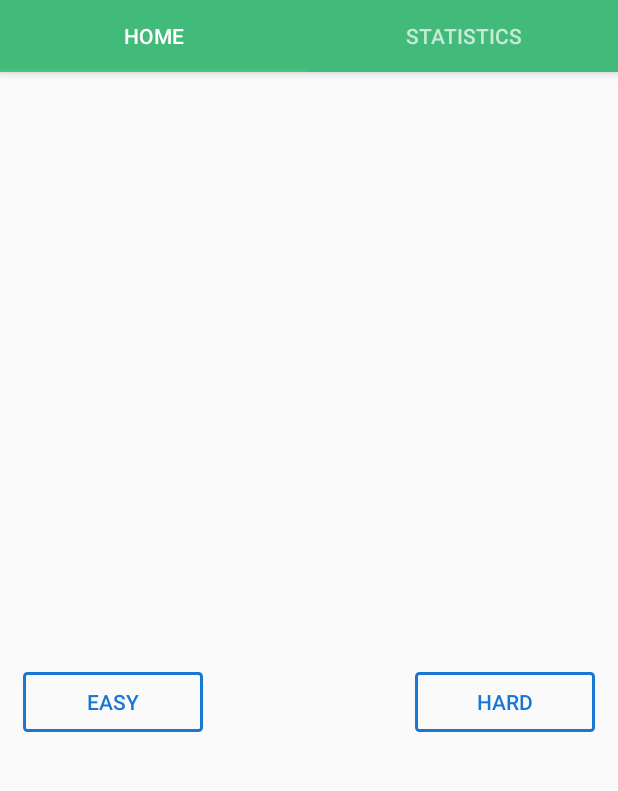
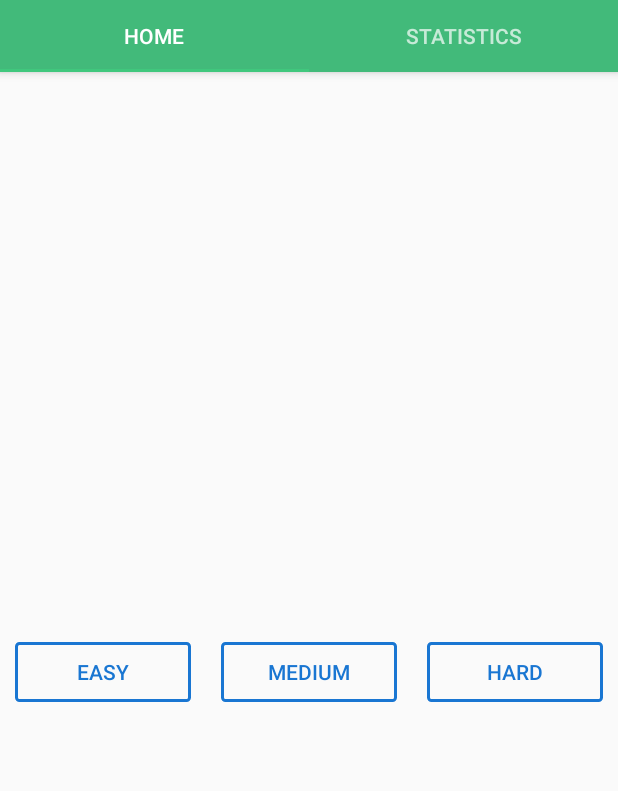
Before and after one commit to Nanon22/Sudoku, an Android app: the screen it shows after launch (MainActivity), on a phone screen of 412 x 824 dp, the part 89-880 px from its top. Run offline under Robolectric (Android 15) with nearby library versions, the phone set to English and light mode, and no system bars.

Commit message:
initial commit

```diff
--- a/app/src/main/AndroidManifest.xml
+++ b/app/src/main/AndroidManifest.xml
@@ -4,9 +4,9 @@
 
     <application
         android:allowBackup="true"
-        android:icon="@mipmap/sudoku_logo2"
+        android:icon="@mipmap/profile"
         android:label="@string/app_name"
-        android:roundIcon="@mipmap/sudoku_logo2"
+        android:roundIcon="@mipmap/profile"
         android:supportsRtl="true"
         android:theme="@style/AppTheme">
         <activity android:name=".GameActivity"></activity>
--- a/app/src/main/res/layout/activity_game.xml
+++ b/app/src/main/res/layout/activity_game.xml
@@ -12,11 +12,12 @@
         app:layout_constraintLeft_toRightOf="parent"
         app:layout_constraintRight_toLeftOf="parent"
         app:layout_constraintTop_toTopOf="parent"
-        android:layout_marginTop="50dp"
+        android:layout_marginTop="20dp"
         android:layout_marginLeft="20dp"
         android:layout_marginRight="20dp"
         android:layout_width="match_parent"
-        android:layout_height="wrap_content"
+        android:layout_height="0dp"
+        android:layout_weight=".70"
         xmlns:android="http://schemas.android.com/apk/res/android" />
 
     <TableLayout
--- a/app/src/main/res/layout/fragment_main.xml
+++ b/app/src/main/res/layout/fragment_main.xml
@@ -17,44 +17,45 @@
         app:layout_constraintRight_toLeftOf="parent"
         app:layout_constraintLeft_toRightOf="parent"/>
 
+    <TableLayout
+        android:layout_width="match_parent"
+        android:layout_height="wrap_content"
+        android:layout_marginTop="20dp"
+        app:layout_constraintTop_toBottomOf="@id/logo">
+        <TableRow android:gravity="center">
             <Button
-        android:layout_width="120dp"
+                android:layout_width="0dp"
+                android:layout_weight=".33"
                 android:layout_height="40dp"
-        android:layout_marginBottom="50dp"
-        android:layout_marginTop="50dp"
-        android:layout_marginLeft="15dp"
+                android:layout_margin="10dp"
                 android:background="@drawable/button_background2"
                 android:textColor="@color/colorBlue5"
                 android:text="@string/easy"
-        android:id="@+id/easyButton"
-        app:layout_constraintTop_toBottomOf="@id/logo"
-        app:layout_constraintLeft_toLeftOf="parent"/>
+                android:id="@+id/easyButton"/>
 
             <Button
-        android:layout_width="120dp"
+                android:layout_width="0dp"
+                android:layout_weight=".33"
                 android:layout_height="40dp"
-        android:layout_marginBottom="50dp"
-        android:layout_marginTop="50dp"
+                android:layout_margin="10dp"
                 android:background="@drawable/button_background2"
                 android:textColor="@color/colorBlue5"
                 android:text="@string/medium"
-        android:id="@+id/mediumButton"
-        app:layout_constraintTop_toBottomOf="@id/logo"
-        app:layout_constraintRight_toLeftOf="parent"
-        app:layout_constraintLeft_toRightOf="parent"/>
+                android:id="@+id/mediumButton"/>
 
             <Button
-        android:layout_width="120dp"
+                android:layout_width="0dp"
+                android:layout_weight=".33"
                 android:layout_height="40dp"
-        android:layout_marginBottom="50dp"
-        android:layout_marginTop="50dp"
-        android:layout_marginRight="15dp"
+                android:layout_margin="10dp"
                 android:background="@drawable/button_background2"
                 android:textColor="@color/colorBlue5"
                 android:text="@string/hard"
-        android:id="@+id/hardButton"
-        app:layout_constraintTop_toBottomOf="@id/logo"
-        app:layout_constraintRight_toRightOf="parent"/>
+                android:id="@+id/hardButton"/>
+        </TableRow>
+    </TableLayout>
+
+
 
 
 
--- a/app/src/main/res/layout/sample_region.xml
+++ b/app/src/main/res/layout/sample_region.xml
@@ -8,7 +8,7 @@
 
     <TableRow
         android:layout_width="match_parent"
-        android:layout_height="42dp">
+        android:layout_height="wrap_content">
         <fr.nanon.universjavamobile.sudoku.customui.Box
             android:layout_width="0dp"
             android:layout_weight=".11"
```
Also changed, not shown: app/src/main/res/mipmap-xhdpi/profile.png (added), app/src/main/res/mipmap-xhdpi/sudoku_logo2.png (deleted). Lines whose indentation alone changed are shown as unchanged.
